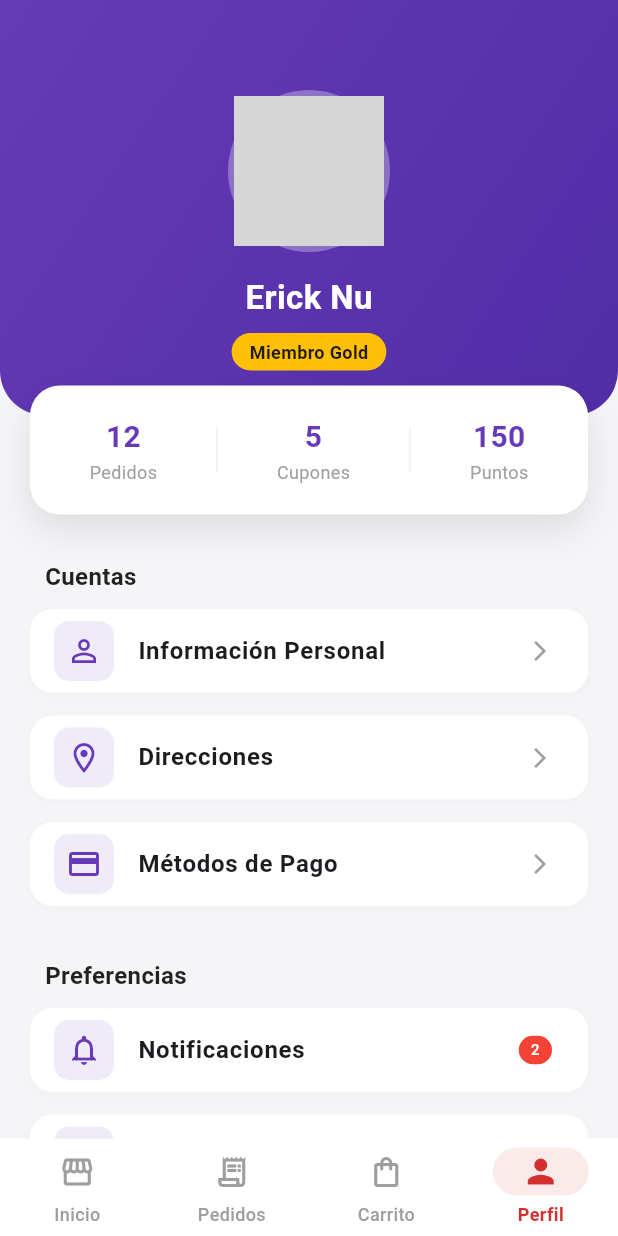
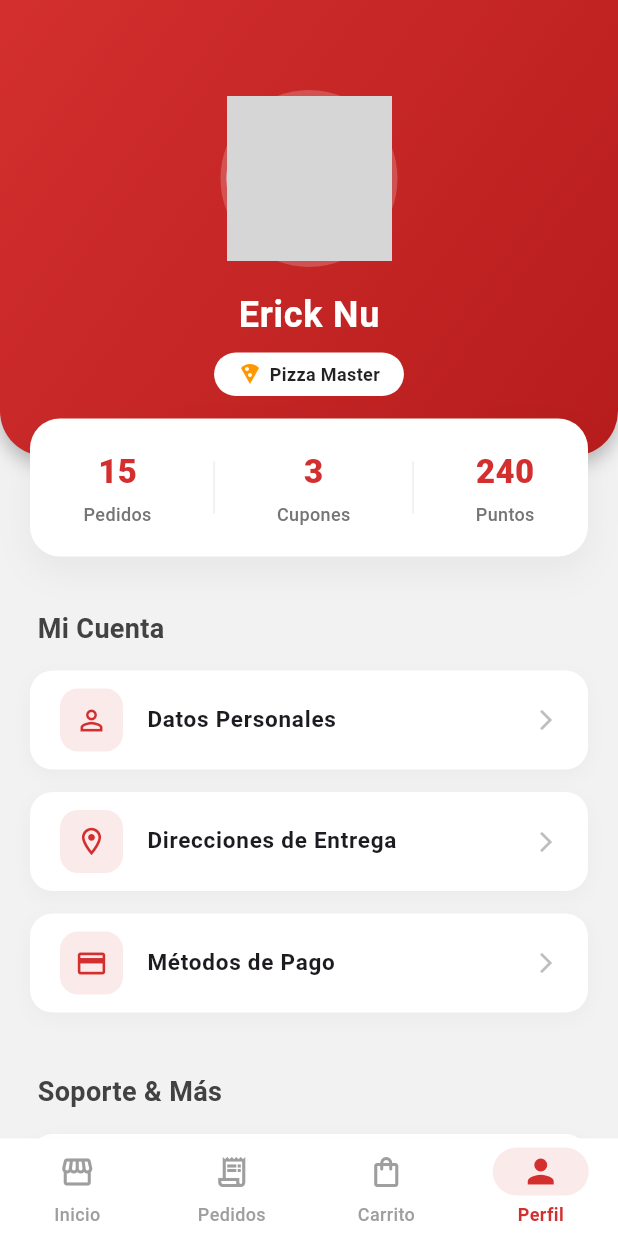
Before and after one commit to Erick-Nu/flutter_app_fast_food, a Flutter app: the screen it shows after launch, item 4 of the bottom bar chosen, on a phone screen of 412 x 824 dp. Run offline on Flutter 3.47's test engine with Material 3 defaults, Android fonts, the phone set to English and light mode, and no system bars; network calls fail; grey boxes are pictures that could not be loaded.

Commit message:
[Refactor]: Mejorar la screen perfil y el widget container

```diff
--- a/lib/src/screens/profile_screen.dart
+++ b/lib/src/screens/profile_screen.dart
@@ -1,5 +1,9 @@
 import 'package:flutter/material.dart';
-import '../widgets/profile_header.dart'; // <--- 1. Importamos el nuevo widget
+import '../widgets/profile_header.dart'; // Importamos el header rojo
+
+// --- COLORES DE LA MARCA ---
+const Color kPrimaryColor = Color(0xFFD32F2F);
+const Color kBackgroundColor = Color(0xFFF2F2F2);
 
 class ProfileScreen extends StatelessWidget {
   const ProfileScreen({super.key});
@@ -7,67 +11,69 @@ class ProfileScreen extends StatelessWidget {
   @override
   Widget build(BuildContext context) {
     return Scaffold(
-      backgroundColor: const Color(0xFFF5F5F8),
+      backgroundColor: kBackgroundColor,
+      // Usamos SingleChildScrollView para que se vea bien en pantallas pequeñas
       body: SingleChildScrollView(
+        physics: const BouncingScrollPhysics(),
         child: Column(
           children: [
 
-            // 2. Usamos el widget separado. ¡Mucho más limpio!
+            // 1. HEADER (Importado)
             const ProfileHeader(),
 
             // -----------------------------------------------------------
-            // TARJETA DE ESTADÍSTICAS
+            // 2. TARJETA FLOTANTE DE ESTADÍSTICAS
             // -----------------------------------------------------------
             Transform.translate(
-              offset: const Offset(0, -20),
+              offset: const Offset(0, -25),
               child: Container(
                 margin: const EdgeInsets.symmetric(horizontal: 20),
-                padding: const EdgeInsets.all(20),
+                padding: const EdgeInsets.symmetric(vertical: 20, horizontal: 15),
                 decoration: BoxDecoration(
                   color: Colors.white,
                   borderRadius: BorderRadius.circular(20),
                   boxShadow: [
                     BoxShadow(
-                      color: Colors.black.withValues(alpha: 0.1),
+                      color: Colors.black.withValues(alpha: 0.05),
                       blurRadius: 20,
                       offset: const Offset(0, 10),
                     ),
                   ],
                 ),
-                child: const Row(
+                child: Row(
                   mainAxisAlignment: MainAxisAlignment.spaceAround,
-                  children: [
-                    _StatItem(value: "12", label: "Pedidos"),
+                  children: const [
+                    _StatItem(value: "15", label: "Pedidos"),
                     _VerticalDivider(),
-                    _StatItem(value: "5", label: "Cupones"),
+                    _StatItem(value: "3", label: "Cupones"),
                     _VerticalDivider(),
-                    _StatItem(value: "150", label: "Puntos"),
+                    _StatItem(value: "240", label: "Puntos"),
                   ],
                 ),
               ),
             ),
 
             // -----------------------------------------------------------
-            // OPCIONES DEL MENÚ
+            // 3. MENÚ DE OPCIONES
             // -----------------------------------------------------------
             Padding(
               padding: const EdgeInsets.symmetric(horizontal: 20),
               child: Column(
                 children: [
                   const SizedBox(height: 10),
-                  const _MenuTitle(title: "Cuentas"),
-                  const _MenuOption(icon: Icons.person_outline, text: "Información Personal"),
-                  const _MenuOption(icon: Icons.location_on_outlined, text: "Direcciones"),
-                  const _MenuOption(icon: Icons.credit_card_outlined, text: "Métodos de Pago"),
+                  const _MenuTitle(title: "Mi Cuenta"),
+                  const _MenuOption(icon: Icons.person_outline, text: "Datos Personales"),
+                  const _MenuOption(icon: Icons.location_on_outlined, text: "Direcciones de Entrega"),
+                  const _MenuOption(icon: Icons.credit_card, text: "Métodos de Pago"),
 
-                  const SizedBox(height: 20),
-                  const _MenuTitle(title: "Preferencias"),
-                  const _MenuOption(icon: Icons.notifications_none_outlined, text: "Notificaciones", showBadge: true),
-                  const _MenuOption(icon: Icons.language_outlined, text: "Idioma"),
+                  const SizedBox(height: 25),
+                  const _MenuTitle(title: "Soporte & Más"),
+                  const _MenuOption(icon: Icons.help_outline, text: "Ayuda y Soporte"),
+                  const _MenuOption(icon: Icons.notifications_none, text: "Notificaciones", showBadge: true),
 
-                  const SizedBox(height: 30),
+                  const SizedBox(height: 35),
 
-                  // Botón Cerrar Sesión
+                  // Botón Cerrar Sesión Estilizado
                   InkWell(
                     onTap: () {},
                     borderRadius: BorderRadius.circular(15),
@@ -75,19 +81,24 @@ class ProfileScreen extends StatelessWidget {
                       width: double.infinity,
                       padding: const EdgeInsets.all(18),
                       decoration: BoxDecoration(
-                        border: Border.all(color: Colors.red.withValues(alpha: 0.2)),
+                        color: Colors.white,
+                        border: Border.all(color: Colors.grey.withValues(alpha: 0.3)),
                         borderRadius: BorderRadius.circular(15),
-                        color: Colors.red.withValues(alpha: 0.05),
                       ),
-                      child: const Center(
-                        child: Text(
-                          "Cerrar Sesión",
-                          style: TextStyle(
-                            color: Colors.red,
-                            fontWeight: FontWeight.bold,
-                            fontSize: 16,
+                      child: Row(
+                        mainAxisAlignment: MainAxisAlignment.center,
+                        children: const [
+                          Icon(Icons.logout, color: kPrimaryColor, size: 20),
+                          SizedBox(width: 10),
+                          Text(
+                            "Cerrar Sesión",
+                            style: TextStyle(
+                              color: kPrimaryColor,
+                              fontWeight: FontWeight.bold,
+                              fontSize: 16,
+                            ),
                           ),
-                        ),
+                        ],
                       ),
                     ),
                   ),
@@ -102,7 +113,7 @@ class ProfileScreen extends StatelessWidget {
   }
 }
 
-// --- WIDGETS AUXILIARES PRIVADOS (Se quedan aquí porque son específicos de esta pantalla) ---
+// --- WIDGETS PRIVADOS (Estilo Pizzería) ---
 
 class _StatItem extends StatelessWidget {
   final String value;
@@ -113,8 +124,19 @@ class _StatItem extends StatelessWidget {
   Widget build(BuildContext context) {
     return Column(
       children: [
-        Text(value, style: const TextStyle(fontSize: 20, fontWeight: FontWeight.bold, color: Colors.deepPurple)),
-        Text(label, style: const TextStyle(fontSize: 12, color: Colors.grey)),
+        Text(
+          value,
+          style: const TextStyle(
+            fontSize: 22,
+            fontWeight: FontWeight.w900,
+            color: kPrimaryColor // Rojo
+          )
+        ),
+        const SizedBox(height: 4),
+        Text(
+          label,
+          style: TextStyle(fontSize: 12, color: Colors.grey[600], fontWeight: FontWeight.w500)
+        ),
       ],
     );
   }
@@ -127,7 +149,7 @@ class _VerticalDivider extends StatelessWidget {
   Widget build(BuildContext context) {
     return Container(
       width: 1,
-      height: 30,
+      height: 35,
       color: Colors.grey[200],
     );
   }
@@ -142,10 +164,10 @@ class _MenuTitle extends StatelessWidget {
     return Align(
       alignment: Alignment.centerLeft,
       child: Padding(
-        padding: const EdgeInsets.only(bottom: 10, left: 10),
+        padding: const EdgeInsets.only(bottom: 15, left: 5),
         child: Text(
           title,
-          style: const TextStyle(fontWeight: FontWeight.bold, fontSize: 16, color: Colors.black87),
+          style: TextStyle(fontWeight: FontWeight.bold, fontSize: 18, color: Colors.grey[800]),
         ),
       ),
     );
@@ -166,34 +188,39 @@ class _MenuOption extends StatelessWidget {
       decoration: BoxDecoration(
         color: Colors.white,
         borderRadius: BorderRadius.circular(15),
+        // Sombra muy sutil
         boxShadow: [
           BoxShadow(
-            color: Colors.black.withValues(alpha: 0.02),
-            blurRadius: 5,
-            offset: const Offset(0, 2),
+            color: Colors.black.withValues(alpha: 0.03),
+            blurRadius: 10,
+            offset: const Offset(0, 4),
           ),
         ],
       ),
       child: ListTile(
+        contentPadding: const EdgeInsets.symmetric(horizontal: 20, vertical: 5),
         leading: Container(
-          padding: const EdgeInsets.all(8),
+          padding: const EdgeInsets.all(10),
           decoration: BoxDecoration(
-            color: Colors.deepPurple.withValues(alpha: 0.1),
-            borderRadius: BorderRadius.circular(10),
+            color: kPrimaryColor.withValues(alpha: 0.1), // Fondo rojo muy suave
+            borderRadius: BorderRadius.circular(12),
           ),
-          child: Icon(icon, color: Colors.deepPurple),
+          child: Icon(icon, color: kPrimaryColor, size: 22),
         ),
-        title: Text(text, style: const TextStyle(fontWeight: FontWeight.w600)),
+        title: Text(
+          text,
+          style: const TextStyle(fontWeight: FontWeight.w600, fontSize: 15)
+        ),
         trailing: showBadge
           ? Container(
-              padding: const EdgeInsets.symmetric(horizontal: 8, vertical: 2),
+              padding: const EdgeInsets.symmetric(horizontal: 10, vertical: 4),
               decoration: BoxDecoration(
-                color: Colors.red,
-                borderRadius: BorderRadius.circular(10),
+                color: kPrimaryColor, // Badge Rojo
+                borderRadius: BorderRadius.circular(20),
               ),
-              child: const Text("2", style: TextStyle(color: Colors.white, fontSize: 10)),
+              child: const Text("2", style: TextStyle(color: Colors.white, fontSize: 12, fontWeight: FontWeight.bold)),
             )
-          : const Icon(Icons.arrow_forward_ios, size: 16, color: Colors.grey),
+          : Icon(Icons.arrow_forward_ios, size: 16, color: Colors.grey[400]),
       ),
     );
   }
--- a/lib/src/widgets/profile_header.dart
+++ b/lib/src/widgets/profile_header.dart
@@ -1,4 +1,8 @@
 import 'package:flutter/material.dart';
+
+// Definimos el color aquí para que el widget sea autónomo
+const Color kPrimaryColor = Color(0xFFD32F2F);
+const Color kDarkRed = Color(0xFFB71C1C);
 
 class ProfileHeader extends StatelessWidget {
   const ProfileHeader({super.key});
@@ -7,28 +11,34 @@ class ProfileHeader extends StatelessWidget {
   Widget build(BuildContext context) {
     return Container(
       width: double.infinity,
-      padding: const EdgeInsets.only(top: 60, bottom: 30),
+      padding: const EdgeInsets.only(top: 60, bottom: 40),
       decoration: const BoxDecoration(
-        // Degradado elegante
+        // GRADIENTE DE MARCA (Rojo Pizzería)
         gradient: LinearGradient(
-          colors: [Color(0xFF673AB7), Color(0xFF512DA8)], // DeepPurple variantes
+          colors: [kPrimaryColor, kDarkRed],
           begin: Alignment.topLeft,
           end: Alignment.bottomRight,
         ),
-        // Redondeamos solo las esquinas de abajo
         borderRadius: BorderRadius.vertical(bottom: Radius.circular(30)),
+        boxShadow: [
+          BoxShadow(
+            color: Colors.black26,
+            blurRadius: 10,
+            offset: Offset(0, 5),
+          )
+        ],
       ),
       child: Column(
         children: [
-          // Foto de Perfil con Borde (Container Circular)
+          // FOTO DE PERFIL
           Container(
-            padding: const EdgeInsets.all(4), // Espacio para el borde semitransparente
+            padding: const EdgeInsets.all(4),
             decoration: BoxDecoration(
-              color: Colors.white.withValues(alpha: 0.3),
+              color: Colors.white.withValues(alpha: 0.2), // Borde translúcido
               shape: BoxShape.circle,
             ),
             child: const CircleAvatar(
-              radius: 50,
+              radius: 55, // Un poco más grande
               backgroundImage: NetworkImage(
                 'https://images.unsplash.com/photo-1535713875002-d1d0cf377fde?auto=format&fit=crop&w=200&q=80',
               ),
@@ -36,32 +46,40 @@ class ProfileHeader extends StatelessWidget {
           ),
           const SizedBox(height: 15),
 
-          // Nombre
+          // NOMBRE
           const Text(
             "Erick Nu",
             style: TextStyle(
               color: Colors.white,
-              fontSize: 22,
+              fontSize: 24,
               fontWeight: FontWeight.bold,
+              letterSpacing: 0.5,
             ),
           ),
 
           const SizedBox(height: 8),
 
-          // Insignia (Container tipo "Pill")
+          // INSIGNIA (Estilo "Pizza Lover")
           Container(
-            padding: const EdgeInsets.symmetric(horizontal: 12, vertical: 4),
+            padding: const EdgeInsets.symmetric(horizontal: 16, vertical: 6),
             decoration: BoxDecoration(
-              color: Colors.amber,
+              color: Colors.white,
               borderRadius: BorderRadius.circular(20),
             ),
-            child: const Text(
-              "Miembro Gold",
-              style: TextStyle(
-                color: Colors.black87,
-                fontWeight: FontWeight.bold,
-                fontSize: 12,
-              ),
+            child: const Row(
+              mainAxisSize: MainAxisSize.min,
+              children: [
+                Icon(Icons.local_pizza, color: Colors.orange, size: 16),
+                SizedBox(width: 5),
+                Text(
+                  "Pizza Master", // Rango personalizado
+                  style: TextStyle(
+                    color: Colors.black87,
+                    fontWeight: FontWeight.bold,
+                    fontSize: 12,
+                  ),
+                ),
+              ],
             ),
           ),
         ],
```
Also changed, not shown: lib/src/screens/product_detail_screen.dart (+73 -47 lines).
